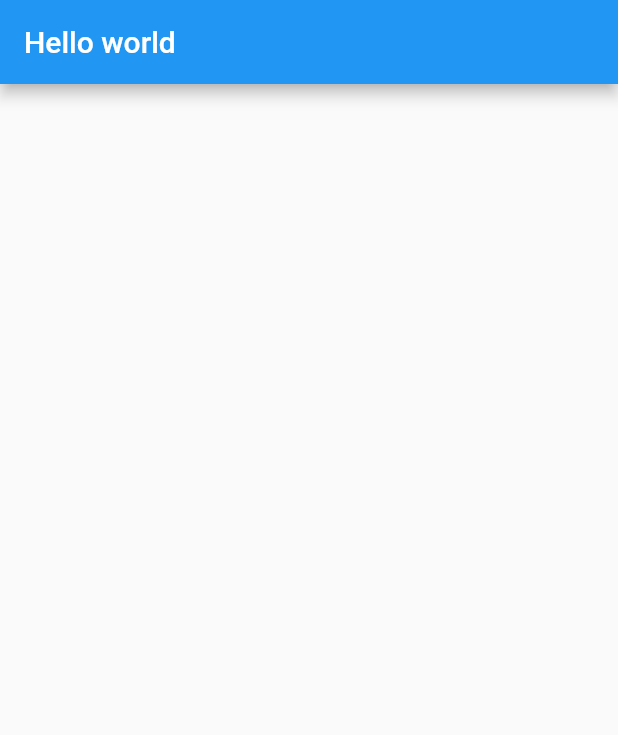
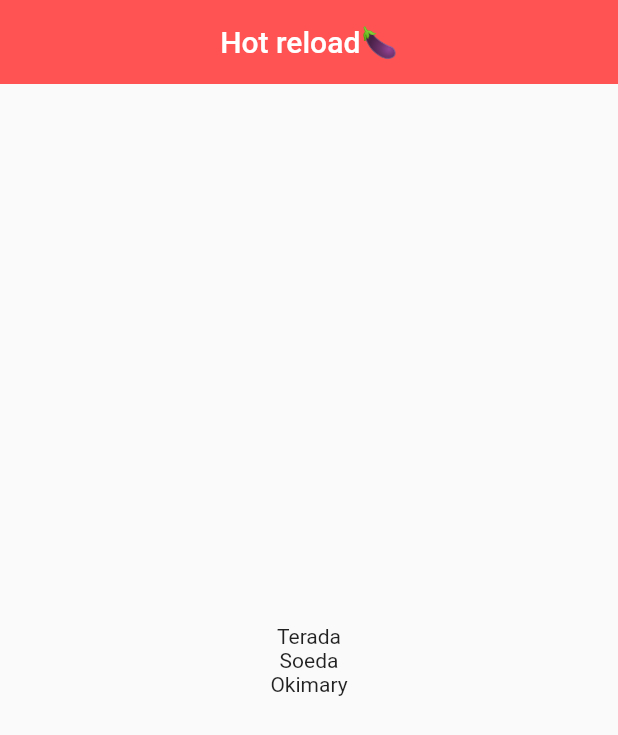
Before and after one commit to TERADA-DANTE/flutera, a Flutter app: the screen it shows after launch, on a phone screen of 412 x 824 dp. Shown: the top 735 px of the screen. Run offline on Flutter 3.47's test engine with Material 2 defaults, Android fonts, the phone set to English and light mode, and no system bars.

Commit message:
:hammer: Update main.dart
Study on Center -> Column, Column -> children -> mainAxisAlignment

```diff
--- a/my_app/lib/main.dart
+++ b/my_app/lib/main.dart
@@ -16,9 +16,17 @@ class MyHomePage extends StatelessWidget {
   @override
   Widget build(BuildContext context) {
     return Scaffold(
-      appBar: AppBar(
-        title: Text("Hello world"),
-      ),
-    );
+        appBar: AppBar(
+          title: Text("Hot reload🍆"),
+          centerTitle: true,
+          backgroundColor: Colors.redAccent,
+          elevation: 0.0,
+        ),
+        body: Center(
+          child: Column(
+            mainAxisAlignment: MainAxisAlignment.center,
+            children: [Text('Terada'), Text('Soeda'), Text('Okimary')],
+          ),
+        ));
   }
 }
```
Also changed, not shown: my_app/pubspec.lock, 1 other file.
